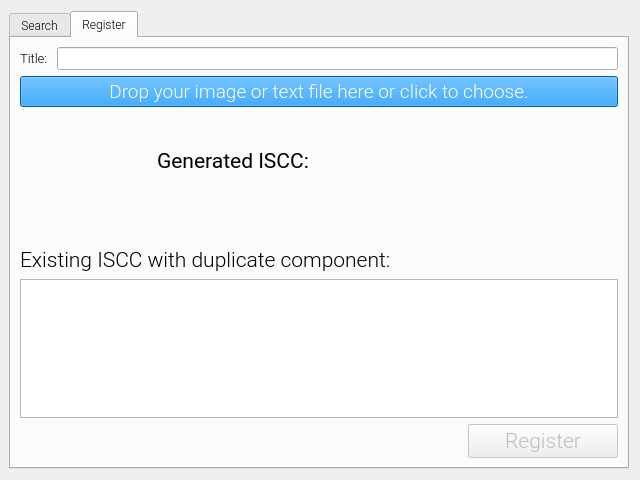
This is app/ui/iscc.ui in coblo/gui-demo as Qt 5 draws it before an edit. The edited form follows.
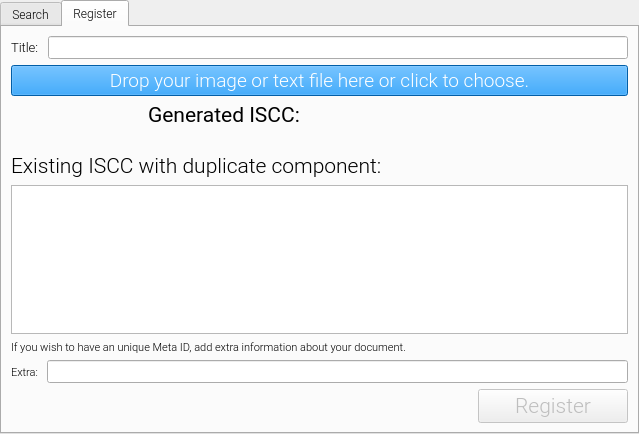
This is the edited form. The open tabs and pages were chosen to show the change.

Commit message: Add extra field, when conflict in meta id.

```diff
--- a/app/ui/iscc.ui
+++ b/app/ui/iscc.ui
@@ -6,8 +6,8 @@
    <rect>
     <x>0</x>
     <y>0</y>
-    <width>640</width>
-    <height>480</height>
+    <width>639</width>
+    <height>434</height>
    </rect>
   </property>
   <property name="font">
@@ -20,7 +20,16 @@
   </property>
   <layout class="QVBoxLayout" name="verticalLayout">
    <property name="leftMargin">
-    <number>9</number>
+    <number>0</number>
+   </property>
+   <property name="topMargin">
+    <number>0</number>
+   </property>
+   <property name="rightMargin">
+    <number>0</number>
+   </property>
+   <property name="bottomMargin">
+    <number>0</number>
    </property>
    <item>
     <widget class="QTabWidget" name="tabWidget_iscc">
@@ -84,7 +93,7 @@
       <attribute name="title">
        <string>Register</string>
       </attribute>
-      <layout class="QVBoxLayout" name="verticalLayout_3">
+      <layout class="QVBoxLayout" name="verticalLayout_3" stretch="0,0,0,0,0,0,0,0,0">
        <item>
         <widget class="QWidget" name="widget_title" native="true">
          <layout class="QHBoxLayout" name="horizontalLayout_2" stretch="0,0">
@@ -148,10 +157,16 @@
        </item>
        <item>
         <widget class="QWidget" name="widget_generated_iscc" native="true">
+         <property name="sizePolicy">
+          <sizepolicy hsizetype="Expanding" vsizetype="Minimum">
+           <horstretch>0</horstretch>
+           <verstretch>0</verstretch>
+          </sizepolicy>
+         </property>
          <property name="styleSheet">
           <string notr="true"/>
          </property>
-         <layout class="QHBoxLayout" name="horizontalLayout_4" stretch="0,1">
+         <layout class="QHBoxLayout" name="horizontalLayout_4" stretch="1,0">
           <property name="spacing">
            <number>9</number>
           </property>
@@ -170,21 +185,21 @@
           <item>
            <widget class="QLabel" name="label_qr">
             <property name="sizePolicy">
-             <sizepolicy hsizetype="Preferred" vsizetype="Preferred">
-              <horstretch>0</horstretch>
-              <verstretch>0</verstretch>
+             <sizepolicy hsizetype="Minimum" vsizetype="Minimum">
+              <horstretch>128</horstretch>
+              <verstretch>128</verstretch>
              </sizepolicy>
             </property>
             <property name="minimumSize">
              <size>
               <width>128</width>
-              <height>128</height>
+              <height>32</height>
              </size>
             </property>
             <property name="maximumSize">
              <size>
-              <width>128</width>
-              <height>128</height>
+              <width>100</width>
+              <height>100</height>
              </size>
             </property>
             <property name="styleSheet">
@@ -193,10 +208,19 @@
             <property name="text">
              <string/>
             </property>
+            <property name="indent">
+             <number>0</number>
+            </property>
            </widget>
           </item>
           <item>
            <widget class="QWidget" name="widget_generated_iscc_text" native="true">
+            <property name="sizePolicy">
+             <sizepolicy hsizetype="Expanding" vsizetype="Minimum">
+              <horstretch>128</horstretch>
+              <verstretch>128</verstretch>
+             </sizepolicy>
+            </property>
             <layout class="QVBoxLayout" name="verticalLayout_4" stretch="0,0">
              <property name="leftMargin">
               <number>0</number>
@@ -228,6 +252,12 @@
              </item>
              <item>
               <widget class="QLabel" name="label_iscc">
+               <property name="sizePolicy">
+                <sizepolicy hsizetype="Preferred" vsizetype="Minimum">
+                 <horstretch>0</horstretch>
+                 <verstretch>0</verstretch>
+                </sizepolicy>
+               </property>
                <property name="font">
                 <font>
                  <family>Roboto Light</family>
@@ -262,6 +292,12 @@
        </item>
        <item>
         <widget class="QTableWidget" name="table_conflicts">
+         <property name="sizePolicy">
+          <sizepolicy hsizetype="Expanding" vsizetype="Expanding">
+           <horstretch>0</horstretch>
+           <verstretch>0</verstretch>
+          </sizepolicy>
+         </property>
          <property name="font">
           <font>
            <family>Roboto Light</family>
@@ -270,6 +306,54 @@
          </property>
         </widget>
        </item>
+       <item>
+        <widget class="QLabel" name="label_title_extra">
+         <property name="font">
+          <font>
+           <pointsize>8</pointsize>
+          </font>
+         </property>
+         <property name="text">
+          <string>If you wish to have an unique Meta ID, add extra information about your document.</string>
+         </property>
+        </widget>
+       </item>
+       <item>
+        <widget class="QWidget" name="widget_extra" native="true">
+         <layout class="QHBoxLayout" name="horizontalLayout_5">
+          <property name="spacing">
+           <number>9</number>
+          </property>
+          <property name="leftMargin">
+           <number>0</number>
+          </property>
+          <property name="topMargin">
+           <number>0</number>
+          </property>
+          <property name="rightMargin">
+           <number>0</number>
+          </property>
+          <property name="bottomMargin">
+           <number>0</number>
+          </property>
+          <item>
+           <widget class="QLabel" name="label_extra">
+            <property name="font">
+             <font>
+              <pointsize>8</pointsize>
+             </font>
+            </property>
+            <property name="text">
+             <string>Extra:</string>
+            </property>
+           </widget>
+          </item>
+          <item>
+           <widget class="QLineEdit" name="edit_extra"/>
+          </item>
+         </layout>
+        </widget>
+       </item>
        <item>
         <spacer name="verticalSpacer">
          <property name="orientation">
```
The commit also changes 2 other files.
